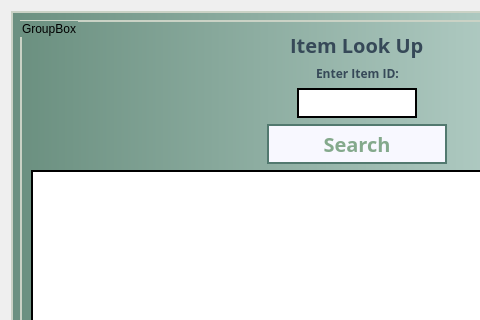
The window that Order66Inventory/itemlookup.ui (josephtrandev/COMS4103_Project) describes before a commit, drawn with Qt 5; both pictures show x 0 to 480 and y 0 to 320 of the 715 by 461 pixel window.
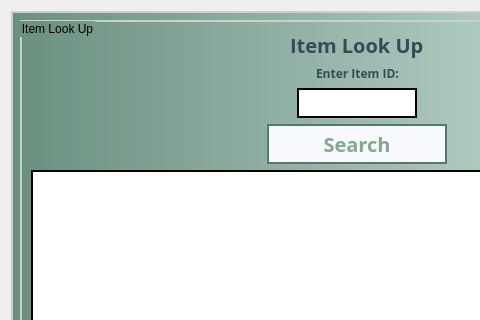
The same window after the commit.

Patch:
```diff
--- a/Order66Inventory/itemlookup.ui
+++ b/Order66Inventory/itemlookup.ui
@@ -46,7 +46,7 @@
           </sizepolicy>
          </property>
          <property name="title">
-          <string>GroupBox</string>
+          <string>Item Look Up</string>
          </property>
          <layout class="QVBoxLayout" name="verticalLayout_2">
           <item alignment="Qt::AlignHCenter|Qt::AlignTop">
```
Left out of the diff: 3 changed lines with no effect on the pictures.
